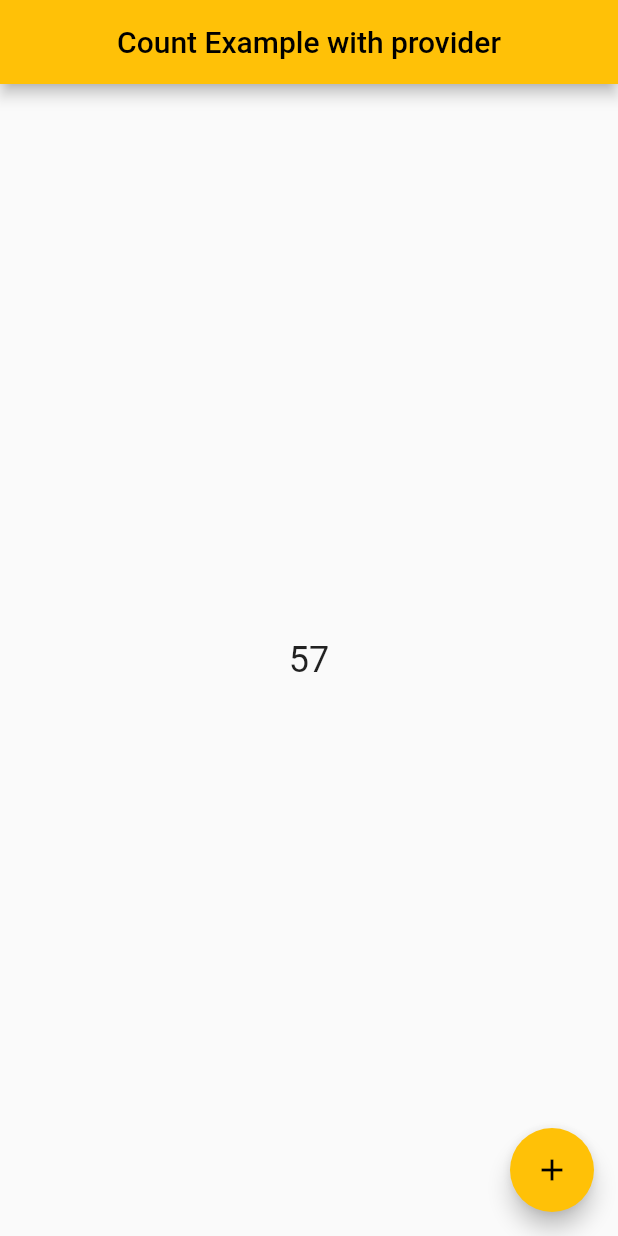
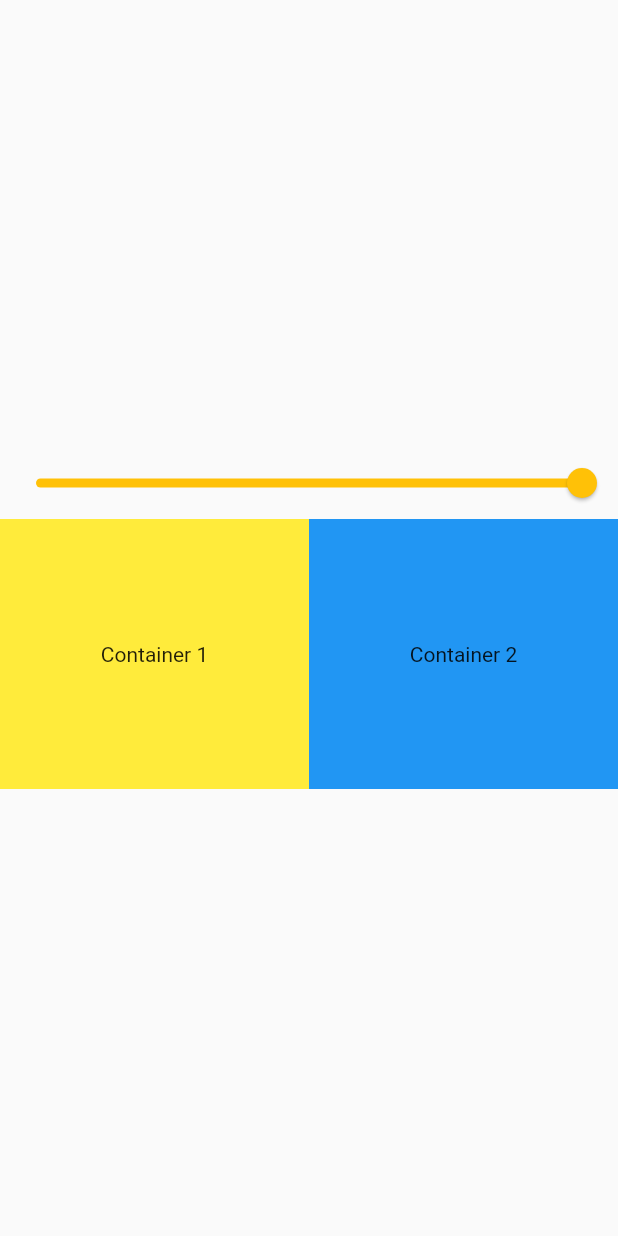
Before and after one commit to MudasirHussain72/Provider-learning, a Flutter app: the screen it shows after launch, on a phone screen of 412 x 824 dp. Run offline on Flutter 3.47's test engine with Material 2 defaults, Android fonts, the phone set to English and light mode, and no system bars.

Commit message:
Multi provider example

```diff
--- a/lib/main.dart
+++ b/lib/main.dart
@@ -1,6 +1,8 @@
 import 'package:flutter/material.dart';
 import 'package:mvvm_with_provider/providers/count_provider.dart';
+import 'package:mvvm_with_provider/providers/example_one_provider.dart';
 import 'package:mvvm_with_provider/screen/count_example.dart';
+import 'package:mvvm_with_provider/screen/example_one.dart';
 import 'package:provider/provider.dart';
 
 void main() {
@@ -12,11 +14,14 @@
 
   @override
   Widget build(BuildContext context) {
-    return ChangeNotifierProvider(
-      create: (_) => CountProvider(),
+    return MultiProvider(
+      providers: [
+        ChangeNotifierProvider(create: (_) => CountProvider()),
+        ChangeNotifierProvider(create: (_) => ExampleOneProvider()),
+      ],
       child: MaterialApp(
         theme: ThemeData(primarySwatch: Colors.amber),
-        home: const CountExample(),
+        home: const ExampleOne(),
       ),
     );
   }
--- /dev/null
+++ b/lib/providers/example_one_provider.dart
@@ -0,0 +1,10 @@
+import 'package:flutter/foundation.dart';
+
+class ExampleOneProvider with ChangeNotifier {
+  double _value = 1.0;
+  double get value => _value;
+  void setValue(double val) {
+    _value = val;
+    notifyListeners();
+  }
+}
--- /dev/null
+++ b/lib/screen/example_one.dart
@@ -0,0 +1,54 @@
+import 'package:flutter/material.dart';
+import 'package:mvvm_with_provider/providers/example_one_provider.dart';
+import 'package:provider/provider.dart';
+
+class ExampleOne extends StatefulWidget {
+  const ExampleOne({super.key});
+
+  @override
+  State<ExampleOne> createState() => _ExampleOneState();
+}
+
+class _ExampleOneState extends State<ExampleOne> {
+  @override
+  Widget build(BuildContext context) {
+    print("build");
+    return Scaffold(
+      body: Column(mainAxisAlignment: MainAxisAlignment.center, children: [
+        Consumer<ExampleOneProvider>(
+          builder: (context, value, child) => Slider(
+            value: value.value,
+            min: 0,
+            max: 1,
+            onChanged: (val) {
+              value.setValue(val);
+              print("only this widget build");
+            },
+          ),
+        ),
+        Consumer<ExampleOneProvider>(
+          builder: (context, value, child) {
+            return Row(
+              children: [
+                Expanded(
+                    child: Container(
+                  height: 180,
+                  decoration: BoxDecoration(
+                      color: Colors.yellow.withOpacity(value.value)),
+                  child: Center(child: Text("Container 1")),
+                )),
+                Expanded(
+                    child: Container(
+                  height: 180,
+                  decoration: BoxDecoration(
+                      color: Colors.blue.withOpacity(value.value)),
+                  child: Center(child: Text("Container 2")),
+                ))
+              ],
+            );
+          },
+        ),
+      ]),
+    );
+  }
+}
```
